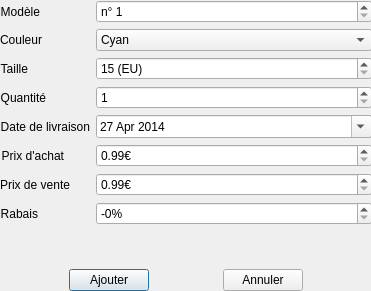
This is qlot/ajoutmarchandisedialog.ui in Harenome/qlot as Qt 5 draws it before an edit. The edited form follows.
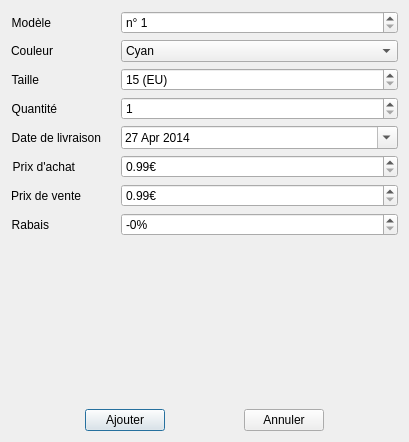
This is the edited form. Icons and pictures are not drawn.

What changed in the file:
```diff
--- a/qlot/ajoutmarchandisedialog.ui
+++ b/qlot/ajoutmarchandisedialog.ui
@@ -9,8 +9,8 @@
    <rect>
     <x>0</x>
     <y>0</y>
-    <width>371</width>
-    <height>291</height>
+    <width>409</width>
+    <height>442</height>
    </rect>
   </property>
   <property name="windowTitle">
@@ -20,18 +20,17 @@
    <iconset>
     <normaloff>../../images/qlot_512.svg</normaloff>../../images/qlot_512.svg</iconset>
   </property>
-  <widget class="QWidget" name="verticalLayoutWidget">
-   <property name="geometry">
-    <rect>
-     <x>0</x>
-     <y>0</y>
-     <width>372</width>
-     <height>291</height>
-    </rect>
-   </property>
+  <layout class="QGridLayout" name="gridLayout">
+   <item row="0" column="0">
    <layout class="QVBoxLayout" name="verticalLayout">
+     <property name="margin">
+      <number>0</number>
+     </property>
     <item>
      <layout class="QFormLayout" name="formLayout">
+       <property name="horizontalSpacing">
+        <number>20</number>
+       </property>
       <item row="0" column="1">
        <widget class="QSpinBox" name="spinBox_modele">
         <property name="prefix">
@@ -415,7 +414,8 @@
      </layout>
     </item>
    </layout>
-  </widget>
+   </item>
+  </layout>
  </widget>
  <resources/>
  <connections>
```
Lines whose indentation alone changed are shown as unchanged.
